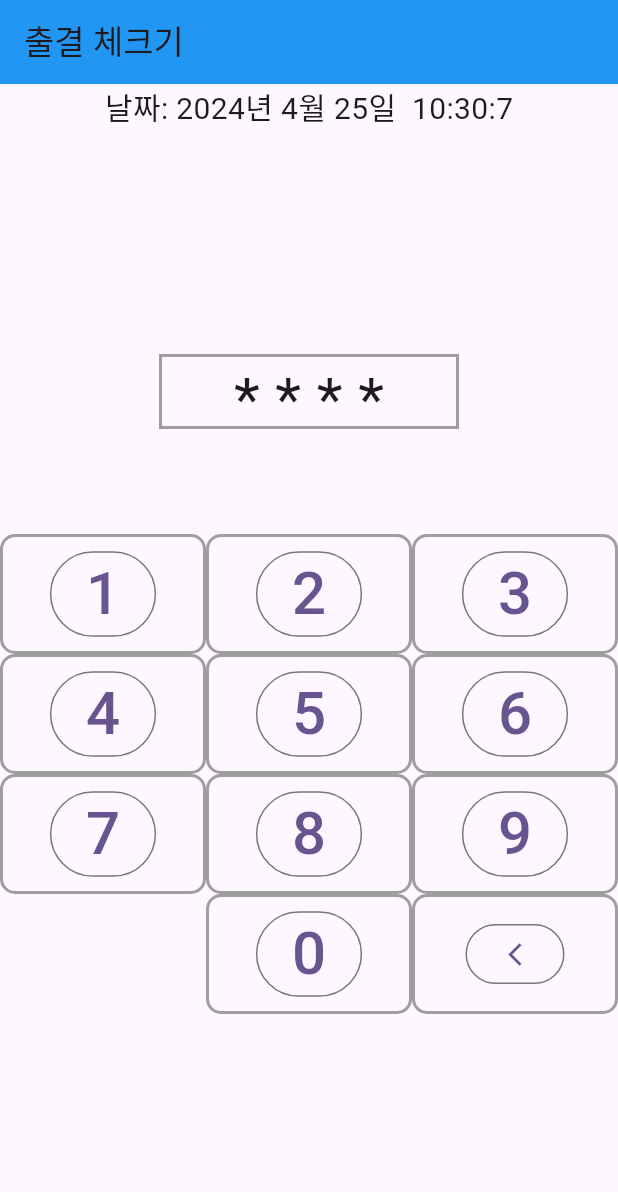
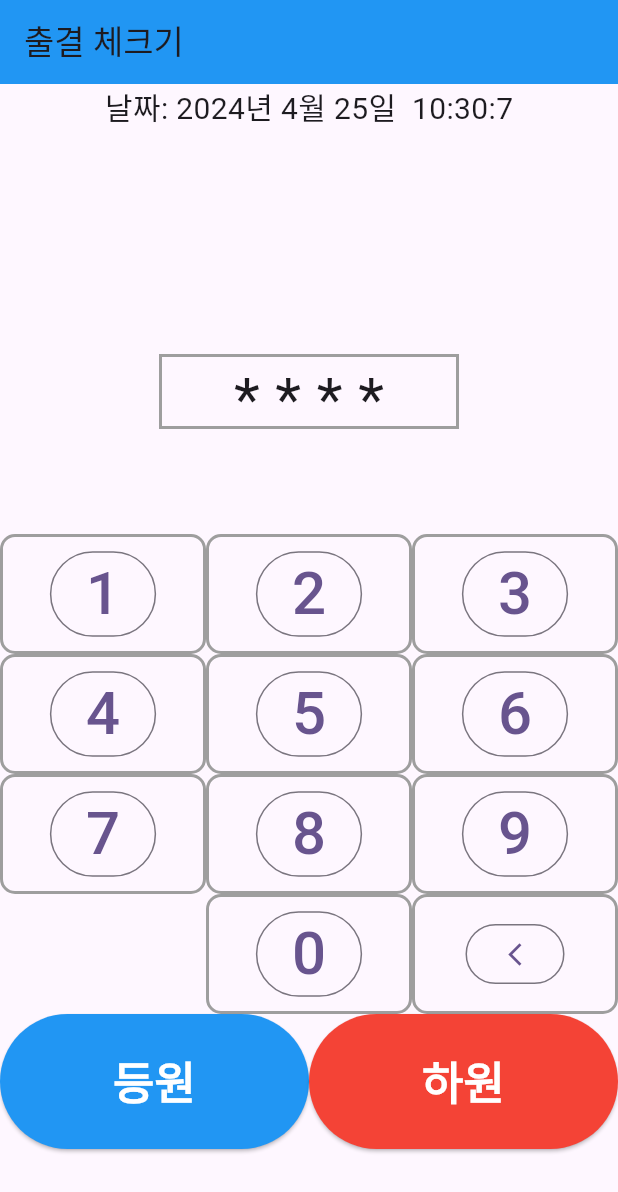
Before and after one commit to alimi-pro-2/alimpeople-web-punch, a Flutter app: the screen it shows after launch, on a phone screen of 412 x 824 dp. Shown: the top 1192 px of the screen. Run offline on Flutter 3.47's test engine with Material 3 defaults, Android fonts, the light colour scheme and no system bars.

Commit message:
feat: 등하원 버튼 UI 작성

```diff
--- a/lib/present/check_screen/check_screen.dart
+++ b/lib/present/check_screen/check_screen.dart
@@ -2,6 +2,7 @@ import 'dart:async';
 
 import 'package:flutter/cupertino.dart';
 import 'package:flutter/material.dart';
+import 'package:flutter/widgets.dart';
 
 class CheckScreen extends StatefulWidget {
   const CheckScreen({super.key});
@@ -18,11 +19,10 @@ class _CheckScreenState extends State<CheckScreen> {
   void initState() {
     super.initState();
     _updateDateTime();
-
   }
 
   void _updateDateTime() {
-    _timer = Timer.periodic(Duration(seconds: 1), (timer) {
+    _timer = Timer.periodic(const Duration(seconds: 1), (timer) {
       setState(() {
         _dateTime = DateTime.now();
       });
@@ -39,7 +39,7 @@ class _CheckScreenState extends State<CheckScreen> {
   Widget build(BuildContext context) {
     return Scaffold(
       appBar: AppBar(
-        title: Text('출결 체크기'),
+        title: const Text('출결 체크기'),
         backgroundColor: Colors.blue,
       ),
       body: Column(
@@ -47,10 +47,10 @@ class _CheckScreenState extends State<CheckScreen> {
           Center(
             child: Text(
               '날짜: ${_dateTime.year}년 ${_dateTime.month}월 ${_dateTime.day}일  ${_dateTime.hour}:${_dateTime.minute}:${_dateTime.second}',
-              style: TextStyle(fontSize: 20),
+              style: const TextStyle(fontSize: 20),
             ),
           ),
-          SizedBox(
+          const SizedBox(
             height: 150,
           ),
           Container(
@@ -58,14 +58,14 @@ class _CheckScreenState extends State<CheckScreen> {
             height: 50,
             decoration:
                 BoxDecoration(border: Border.all(color: Colors.grey, width: 2)),
-            child: Center(
+            child: const Center(
               child: Text(
                 '* * * *',
                 style: TextStyle(fontSize: 40),
               ),
             ),
           ),
-          SizedBox(
+          const SizedBox(
             height: 70,
           ),
           Row(
@@ -83,7 +83,7 @@ class _CheckScreenState extends State<CheckScreen> {
                   child: Center(
                     child: OutlinedButton(
                       onPressed: () {},
-                      child: Text(
+                      child: const Text(
                         '1',
                         style: TextStyle(fontSize: 40),
                       ),
@@ -103,7 +103,7 @@ class _CheckScreenState extends State<CheckScreen> {
                   child: Center(
                     child: OutlinedButton(
                       onPressed: () {},
-                      child: Text(
+                      child: const Text(
                         '2',
                         style: TextStyle(fontSize: 40),
                       ),
@@ -123,7 +123,7 @@ class _CheckScreenState extends State<CheckScreen> {
                   child: Center(
                     child: OutlinedButton(
                       onPressed: () {},
-                      child: Text(
+                      child: const Text(
                         '3',
                         style: TextStyle(fontSize: 40),
                       ),
@@ -148,7 +148,7 @@ class _CheckScreenState extends State<CheckScreen> {
                   child: Center(
                     child: OutlinedButton(
                       onPressed: () {},
-                      child: Text(
+                      child: const Text(
                         '4',
                         style: TextStyle(fontSize: 40),
                       ),
@@ -168,7 +168,7 @@ class _CheckScreenState extends State<CheckScreen> {
                   child: Center(
                     child: OutlinedButton(
                       onPressed: () {},
-                      child: Text(
+                      child: const Text(
                         '5',
                         style: TextStyle(fontSize: 40),
                       ),
@@ -188,7 +188,7 @@ class _CheckScreenState extends State<CheckScreen> {
                   child: Center(
                     child: OutlinedButton(
                       onPressed: () {},
-                      child: Text(
+                      child: const Text(
                         '6',
                         style: TextStyle(fontSize: 40),
                       ),
@@ -213,7 +213,7 @@ class _CheckScreenState extends State<CheckScreen> {
                   child: Center(
                     child: OutlinedButton(
                       onPressed: () {},
-                      child: Text(
+                      child: const Text(
                         '7',
                         style: TextStyle(fontSize: 40),
                       ),
@@ -233,7 +233,7 @@ class _CheckScreenState extends State<CheckScreen> {
                   child: Center(
                     child: OutlinedButton(
                       onPressed: () {},
-                      child: Text(
+                      child: const Text(
                         '8',
                         style: TextStyle(fontSize: 40),
                       ),
@@ -253,7 +253,7 @@ class _CheckScreenState extends State<CheckScreen> {
                   child: Center(
                     child: OutlinedButton(
                       onPressed: () {},
-                      child: Text(
+                      child: const Text(
                         '9',
                         style: TextStyle(fontSize: 40),
                       ),
@@ -285,7 +285,7 @@ class _CheckScreenState extends State<CheckScreen> {
                   child: Center(
                     child: OutlinedButton(
                       onPressed: () {},
-                      child: Text(
+                      child: const Text(
                         '0',
                         style: TextStyle(fontSize: 40),
                       ),
@@ -305,7 +305,39 @@ class _CheckScreenState extends State<CheckScreen> {
                   child: Center(
                       child: OutlinedButton(
                           onPressed: () {},
-                          child: Icon(Icons.arrow_back_ios_new))),
+                          child: const Icon(Icons.arrow_back_ios_new))),
+                ),
+              ),
+            ],
+          ),
+          Row(
+            children: [
+              Expanded(
+                flex: 1,
+                child: ElevatedButton(
+                  onPressed: () {},
+                  child: Text('등원',style: TextStyle(fontSize: 30, color: Colors.white, fontWeight: FontWeight.bold),),
+                  style: ButtonStyle(
+                    backgroundColor:
+                    MaterialStateProperty.all<Color>(Colors.blue),
+                    minimumSize: MaterialStateProperty.all(
+                      Size(200, 90),
+                    ),
+                  ),
+                ),
+              ),
+              Expanded(
+                flex: 1,
+                child: ElevatedButton(
+                  onPressed: () {},
+                  child: Text('하원',style: TextStyle(fontSize: 30, color: Colors.white, fontWeight: FontWeight.bold),),
+                  style: ButtonStyle(
+                    backgroundColor:
+                        MaterialStateProperty.all<Color>(Colors.red),
+                    minimumSize: MaterialStateProperty.all(
+                      Size(200, 90),
+                    ),
+                  ),
                 ),
               ),
             ],
```
